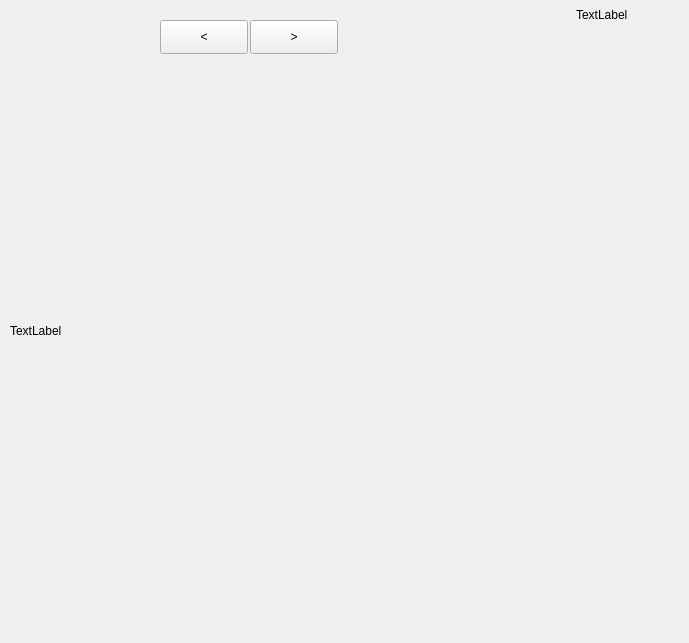
Qt form anatomy/playwindow.ui (caiovosilva/anatomy) before a commit.
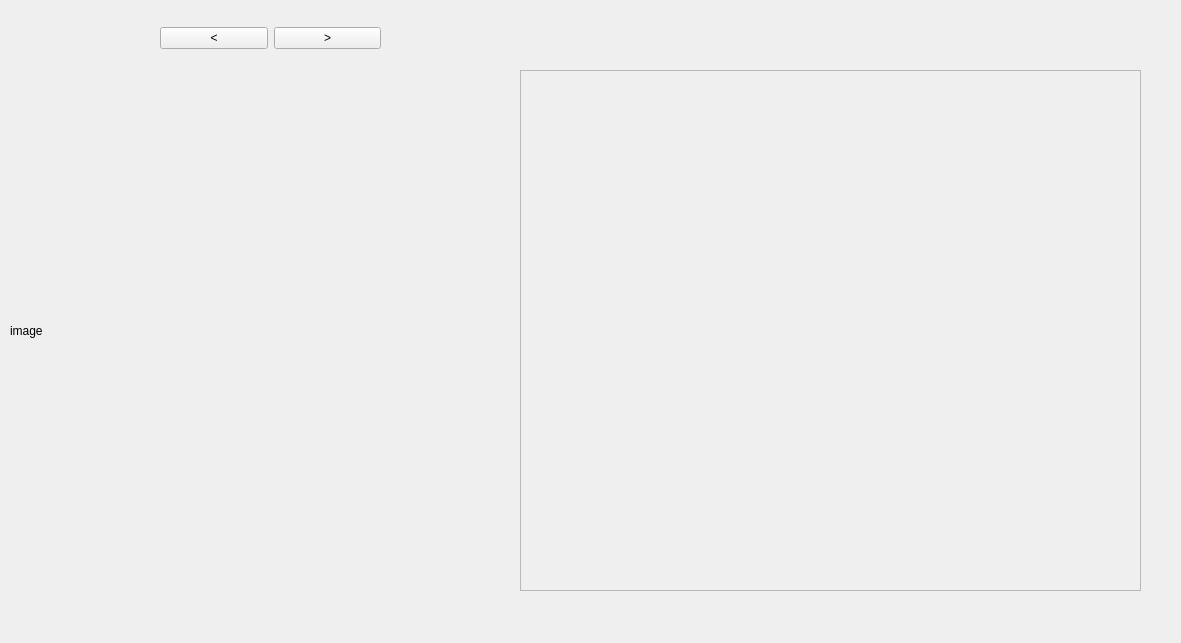
The same form after that commit.

What changed in the file:
```diff
--- a/anatomy/playwindow.ui
+++ b/anatomy/playwindow.ui
@@ -6,52 +6,13 @@
    <rect>
     <x>0</x>
     <y>0</y>
-    <width>689</width>
+    <width>1181</width>
     <height>643</height>
    </rect>
   </property>
   <property name="windowTitle">
    <string>Form</string>
   </property>
-  <widget class="QLabel" name="label">
-   <property name="geometry">
-    <rect>
-     <x>576</x>
-     <y>6</y>
-     <width>58</width>
-     <height>18</height>
-    </rect>
-   </property>
-   <property name="text">
-    <string>TextLabel</string>
-   </property>
-  </widget>
-  <widget class="QPushButton" name="leftArrowButton">
-   <property name="geometry">
-    <rect>
-     <x>160</x>
-     <y>20</y>
-     <width>88</width>
-     <height>34</height>
-    </rect>
-   </property>
-   <property name="text">
-    <string>&lt;</string>
-   </property>
-  </widget>
-  <widget class="QPushButton" name="rightArrowButton">
-   <property name="geometry">
-    <rect>
-     <x>250</x>
-     <y>20</y>
-     <width>88</width>
-     <height>34</height>
-    </rect>
-   </property>
-   <property name="text">
-    <string>&gt;</string>
-   </property>
-  </widget>
   <widget class="QWidget" name="horizontalLayoutWidget">
    <property name="geometry">
     <rect>
@@ -65,12 +26,61 @@
     <item>
      <widget class="QLabel" name="image">
       <property name="text">
-       <string>TextLabel</string>
+       <string>image</string>
       </property>
      </widget>
     </item>
    </layout>
   </widget>
+  <widget class="QWidget" name="layoutWidget">
+   <property name="geometry">
+    <rect>
+     <x>160</x>
+     <y>20</y>
+     <width>221</width>
+     <height>36</height>
+    </rect>
+   </property>
+   <layout class="QHBoxLayout" name="horizontalLayout_2">
+    <item>
+     <widget class="QPushButton" name="leftArrowButton">
+      <property name="text">
+       <string>&lt;</string>
+      </property>
+     </widget>
+    </item>
+    <item>
+     <widget class="QPushButton" name="rightArrowButton">
+      <property name="text">
+       <string>&gt;</string>
+      </property>
+     </widget>
+    </item>
+   </layout>
+  </widget>
+  <widget class="QScrollArea" name="questionsScrollArea">
+   <property name="geometry">
+    <rect>
+     <x>520</x>
+     <y>70</y>
+     <width>621</width>
+     <height>521</height>
+    </rect>
+   </property>
+   <property name="widgetResizable">
+    <bool>true</bool>
+   </property>
+   <widget class="QWidget" name="scrollAreaWidgetContents">
+    <property name="geometry">
+     <rect>
+      <x>0</x>
+      <y>0</y>
+      <width>617</width>
+      <height>517</height>
+     </rect>
+    </property>
+   </widget>
+  </widget>
  </widget>
  <resources/>
  <connections/>
```
